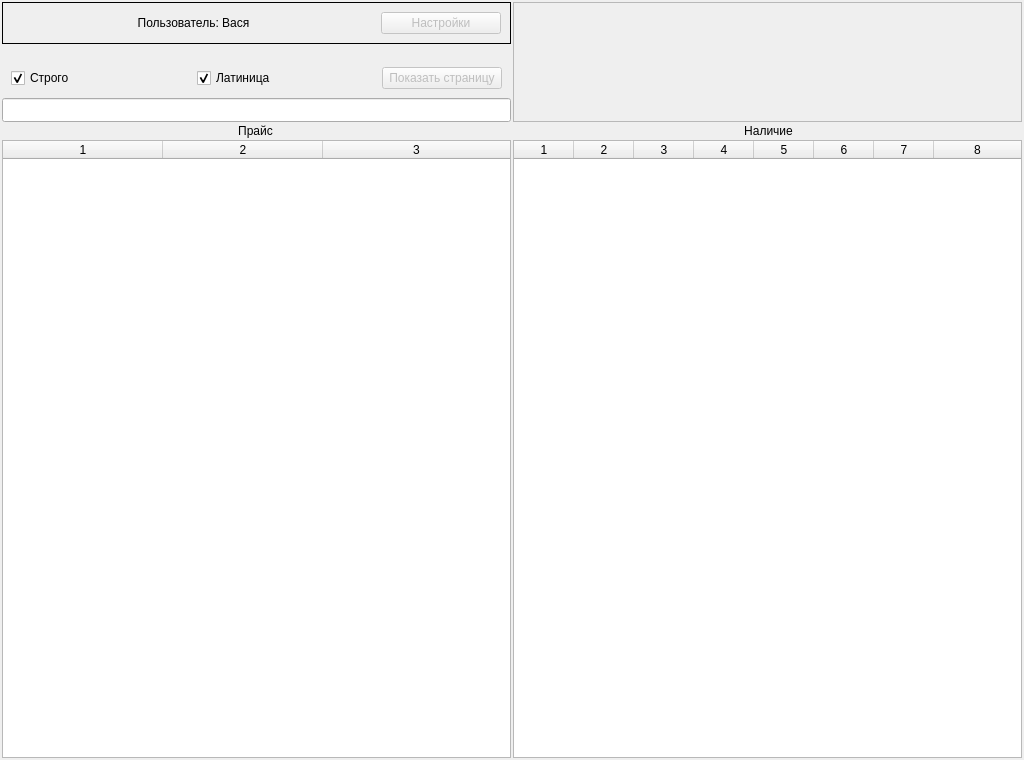
Qt form window_main.ui (Wrexan/MDA) before a commit.
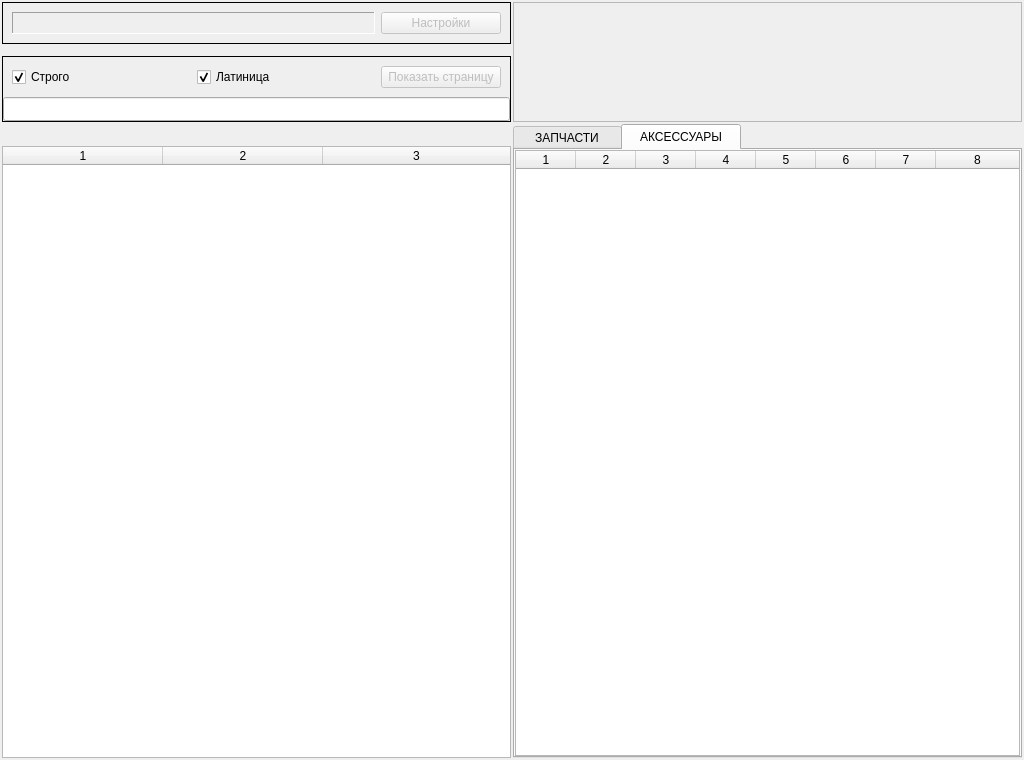
The same form after that commit. The open tabs and pages were chosen to show the change.

Commit message: add load from desctop, some fixes, redone ui

```diff
--- a/window_main.ui
+++ b/window_main.ui
@@ -76,7 +76,7 @@
          </property>
          <layout class="QVBoxLayout" name="verticalLayout_3">
           <property name="spacing">
-           <number>0</number>
+           <number>2</number>
           </property>
           <property name="leftMargin">
            <number>0</number>
@@ -91,7 +91,7 @@
            <number>0</number>
           </property>
           <item>
-           <widget class="QFrame" name="">
+           <widget class="QFrame" name="frame">
             <property name="frameShape">
              <enum>QFrame::Box</enum>
             </property>
@@ -121,8 +121,14 @@
                  <pointsize>9</pointsize>
                 </font>
                </property>
+               <property name="frameShape">
+                <enum>QFrame::Panel</enum>
+               </property>
+               <property name="frameShadow">
+                <enum>QFrame::Sunken</enum>
+               </property>
                <property name="text">
-                <string>Пользователь: Вася</string>
+                <string/>
                </property>
                <property name="alignment">
                 <set>Qt::AlignCenter</set>
@@ -168,6 +174,40 @@
            </spacer>
           </item>
           <item>
+           <widget class="QFrame" name="frame_2">
+            <property name="frameShape">
+             <enum>QFrame::Box</enum>
+            </property>
+            <property name="frameShadow">
+             <enum>QFrame::Plain</enum>
+            </property>
+            <layout class="QVBoxLayout" name="verticalLayout_7">
+             <property name="spacing">
+              <number>0</number>
+             </property>
+             <property name="leftMargin">
+              <number>0</number>
+             </property>
+             <property name="topMargin">
+              <number>0</number>
+             </property>
+             <property name="rightMargin">
+              <number>0</number>
+             </property>
+             <property name="bottomMargin">
+              <number>0</number>
+             </property>
+             <item>
+              <widget class="QFrame" name="frame">
+               <property name="frameShape">
+                <enum>QFrame::NoFrame</enum>
+               </property>
+               <property name="frameShadow">
+                <enum>QFrame::Plain</enum>
+               </property>
+               <property name="lineWidth">
+                <number>1</number>
+               </property>
            <layout class="QHBoxLayout" name="horizontalLayout_4">
             <property name="leftMargin">
              <number>9</number>
@@ -233,6 +273,7 @@
              </widget>
             </item>
            </layout>
+              </widget>
           </item>
           <item>
            <widget class="QLineEdit" name="input_search">
@@ -276,6 +317,10 @@
            </widget>
           </item>
          </layout>
+           </widget>
+          </item>
+         </layout>
+         <zorder>frame</zorder>
          <zorder>verticalSpacer_2</zorder>
          <zorder>input_search</zorder>
         </widget>
@@ -328,7 +373,43 @@
      </widget>
     </item>
     <item>
-     <widget class="QWidget" name="widget_2" native="true">
+     <widget class="QWidget" name="BODY" native="true">
+      <layout class="QHBoxLayout" name="horizontalLayout_3">
+       <property name="spacing">
+        <number>2</number>
+       </property>
+       <property name="leftMargin">
+        <number>0</number>
+       </property>
+       <property name="topMargin">
+        <number>0</number>
+       </property>
+       <property name="rightMargin">
+        <number>0</number>
+       </property>
+       <property name="bottomMargin">
+        <number>0</number>
+       </property>
+       <item>
+        <widget class="QWidget" name="price_widget" native="true">
+         <layout class="QVBoxLayout" name="verticalLayout_4">
+          <property name="spacing">
+           <number>2</number>
+          </property>
+          <property name="leftMargin">
+           <number>0</number>
+          </property>
+          <property name="topMargin">
+           <number>0</number>
+          </property>
+          <property name="rightMargin">
+           <number>0</number>
+          </property>
+          <property name="bottomMargin">
+           <number>0</number>
+          </property>
+          <item>
+           <widget class="QWidget" name="model_widget" native="true">
       <property name="sizePolicy">
        <sizepolicy hsizetype="Preferred" vsizetype="Preferred">
         <horstretch>0</horstretch>
@@ -338,13 +419,13 @@
       <property name="minimumSize">
        <size>
         <width>0</width>
-        <height>14</height>
+              <height>20</height>
        </size>
       </property>
       <property name="maximumSize">
        <size>
         <width>16777215</width>
-        <height>14</height>
+              <height>20</height>
        </size>
       </property>
       <layout class="QHBoxLayout" name="horizontalLayout_2">
@@ -361,19 +442,22 @@
         <number>0</number>
        </property>
        <item>
-        <widget class="QLabel" name="label">
-         <property name="text">
-          <string>Прайс</string>
-         </property>
-         <property name="alignment">
-          <set>Qt::AlignCenter</set>
-         </property>
-        </widget>
-       </item>
-       <item>
-        <widget class="QLabel" name="label_2">
+              <widget class="QLabel" name="model_lable">
+               <property name="maximumSize">
+                <size>
+                 <width>16777215</width>
+                 <height>16777215</height>
+                </size>
+               </property>
+               <property name="font">
+                <font>
+                 <pointsize>9</pointsize>
+                 <weight>75</weight>
+                 <bold>true</bold>
+                </font>
+               </property>
          <property name="text">
-          <string>Наличие</string>
+                <string/>
          </property>
          <property name="alignment">
           <set>Qt::AlignCenter</set>
@@ -383,26 +467,14 @@
       </layout>
      </widget>
     </item>
-    <item>
-     <widget class="QWidget" name="widget_4" native="true">
-      <layout class="QHBoxLayout" name="horizontalLayout_3">
-       <property name="spacing">
-        <number>2</number>
-       </property>
-       <property name="leftMargin">
-        <number>0</number>
-       </property>
-       <property name="topMargin">
-        <number>0</number>
-       </property>
-       <property name="rightMargin">
-        <number>0</number>
-       </property>
-       <property name="bottomMargin">
-        <number>0</number>
-       </property>
        <item>
         <widget class="QTableWidget" name="table_left">
+            <property name="maximumSize">
+             <size>
+              <width>16777215</width>
+              <height>16777215</height>
+             </size>
+            </property>
          <property name="horizontalScrollBarPolicy">
           <enum>Qt::ScrollBarAlwaysOff</enum>
          </property>
@@ -459,8 +531,60 @@
          <column/>
         </widget>
        </item>
+         </layout>
+        </widget>
+       </item>
        <item>
-        <widget class="QTableWidget" name="table_right">
+        <widget class="QTabWidget" name="tab_widget">
+         <property name="tabShape">
+          <enum>QTabWidget::Rounded</enum>
+         </property>
+         <property name="currentIndex">
+          <number>0</number>
+         </property>
+         <widget class="QWidget" name="tab_3">
+          <property name="sizePolicy">
+           <sizepolicy hsizetype="Expanding" vsizetype="Expanding">
+            <horstretch>0</horstretch>
+            <verstretch>0</verstretch>
+           </sizepolicy>
+          </property>
+          <property name="minimumSize">
+           <size>
+            <width>0</width>
+            <height>0</height>
+           </size>
+          </property>
+          <property name="maximumSize">
+           <size>
+            <width>16777215</width>
+            <height>16777215</height>
+           </size>
+          </property>
+          <attribute name="title">
+           <string>   ЗАПЧАСТИ   </string>
+          </attribute>
+          <layout class="QVBoxLayout" name="verticalLayout_5">
+           <property name="leftMargin">
+            <number>0</number>
+           </property>
+           <property name="topMargin">
+            <number>0</number>
+           </property>
+           <property name="rightMargin">
+            <number>0</number>
+           </property>
+           <property name="bottomMargin">
+            <number>0</number>
+           </property>
+           <item>
+            <widget class="QTableWidget" name="table_parts">
+             <property name="maximumSize">
+              <size>
+               <width>16777215</width>
+               <height>16777215</height>
+              </size>
+             </property>
          <property name="horizontalScrollBarPolicy">
           <enum>Qt::ScrollBarAlwaysOff</enum>
          </property>
@@ -511,6 +635,89 @@
          <column/>
          <column/>
          <column/>
+            </widget>
+           </item>
+          </layout>
+         </widget>
+         <widget class="QWidget" name="tab_4">
+          <attribute name="title">
+           <string>  АКСЕССУАРЫ  </string>
+          </attribute>
+          <layout class="QVBoxLayout" name="verticalLayout_6">
+           <property name="leftMargin">
+            <number>0</number>
+           </property>
+           <property name="topMargin">
+            <number>0</number>
+           </property>
+           <property name="rightMargin">
+            <number>0</number>
+           </property>
+           <property name="bottomMargin">
+            <number>0</number>
+           </property>
+           <item>
+            <widget class="QTableWidget" name="table_accesory">
+             <property name="maximumSize">
+              <size>
+               <width>16777215</width>
+               <height>16777215</height>
+              </size>
+             </property>
+             <property name="horizontalScrollBarPolicy">
+              <enum>Qt::ScrollBarAlwaysOff</enum>
+             </property>
+             <property name="sizeAdjustPolicy">
+              <enum>QAbstractScrollArea::AdjustIgnored</enum>
+             </property>
+             <property name="autoScrollMargin">
+              <number>16</number>
+             </property>
+             <property name="editTriggers">
+              <set>QAbstractItemView::NoEditTriggers</set>
+             </property>
+             <property name="selectionMode">
+              <enum>QAbstractItemView::SingleSelection</enum>
+             </property>
+             <property name="selectionBehavior">
+              <enum>QAbstractItemView::SelectRows</enum>
+             </property>
+             <property name="columnCount">
+              <number>8</number>
+             </property>
+             <attribute name="horizontalHeaderCascadingSectionResizes">
+              <bool>false</bool>
+             </attribute>
+             <attribute name="horizontalHeaderMinimumSectionSize">
+              <number>14</number>
+             </attribute>
+             <attribute name="horizontalHeaderDefaultSectionSize">
+              <number>60</number>
+             </attribute>
+             <attribute name="horizontalHeaderStretchLastSection">
+              <bool>true</bool>
+             </attribute>
+             <attribute name="verticalHeaderVisible">
+              <bool>false</bool>
+             </attribute>
+             <attribute name="verticalHeaderMinimumSectionSize">
+              <number>14</number>
+             </attribute>
+             <attribute name="verticalHeaderDefaultSectionSize">
+              <number>14</number>
+             </attribute>
+             <column/>
+             <column/>
+             <column/>
+             <column/>
+             <column/>
+             <column/>
+             <column/>
+             <column/>
+            </widget>
+           </item>
+          </layout>
+         </widget>
         </widget>
        </item>
       </layout>
```
Left out of the diff: 6 changed lines with no effect on the pictures. Lines whose indentation alone changed are shown as unchanged. The commit also changes 2 other files.
